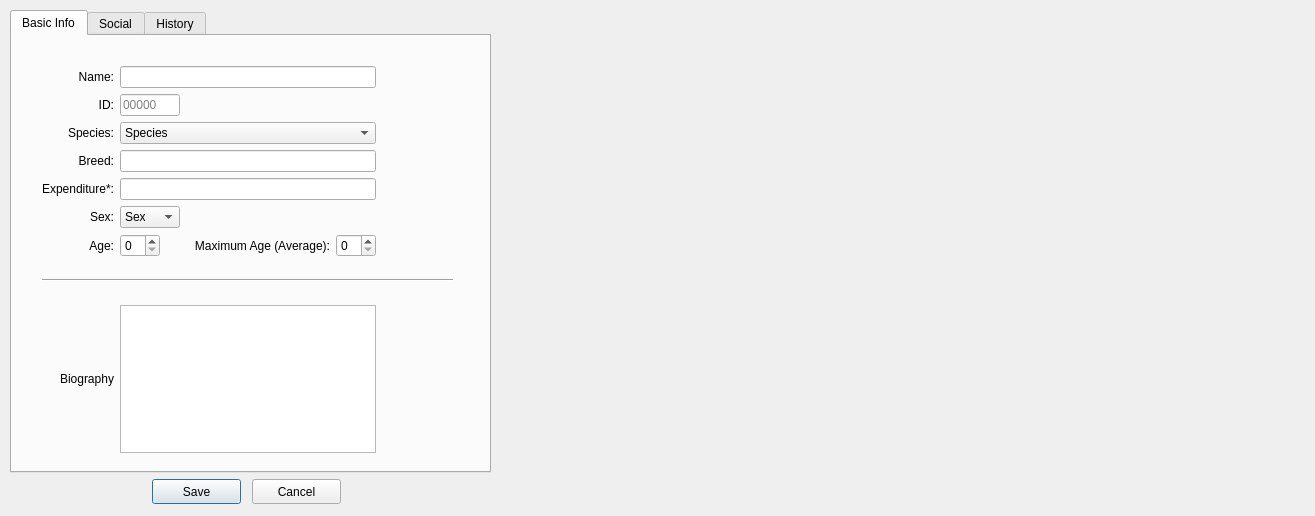
The window that interface/animalinputdialog.ui (ArclightEntertainment/arclight-placeholder) describes before a commit, drawn with Qt 5.
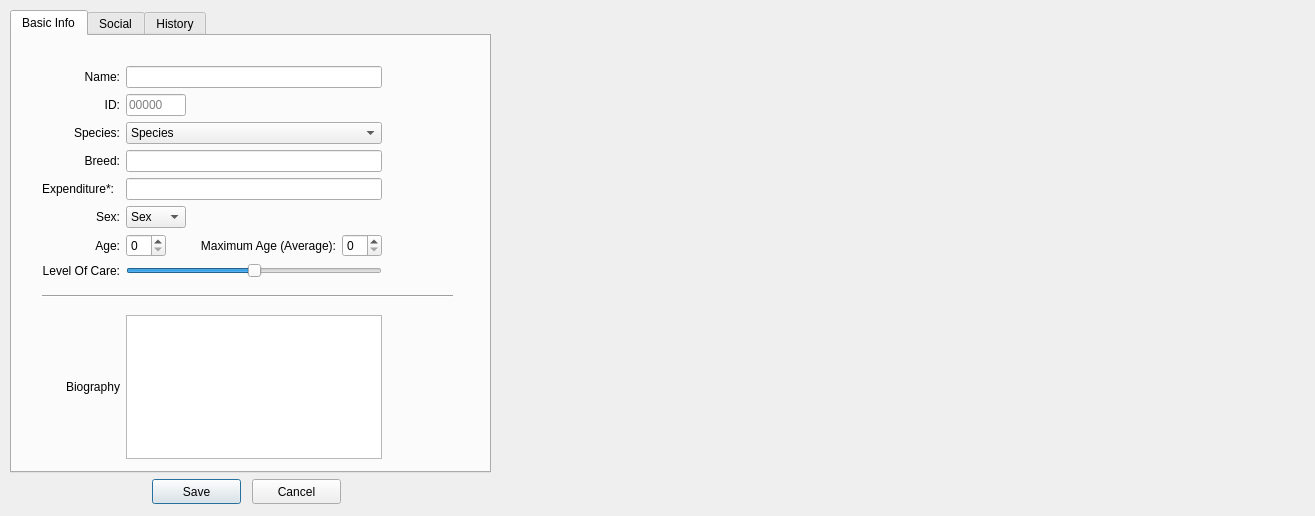
The same window after the commit.

Commit message: fixed error, re-added levelOfCare to Animal

Diff of the .ui file:
```diff
--- a/interface/animalinputdialog.ui
+++ b/interface/animalinputdialog.ui
@@ -367,6 +367,29 @@
            </item>
           </layout>
          </item>
+         <item row="12" column="0">
+          <widget class="QLabel" name="careLabel">
+           <property name="text">
+            <string>Level Of Care:</string>
+           </property>
+           <property name="alignment">
+            <set>Qt::AlignRight|Qt::AlignTrailing|Qt::AlignVCenter</set>
+           </property>
+          </widget>
+         </item>
+         <item row="12" column="1">
+          <widget class="QSlider" name="careSlider">
+           <property name="maximum">
+            <number>2</number>
+           </property>
+           <property name="sliderPosition">
+            <number>1</number>
+           </property>
+           <property name="orientation">
+            <enum>Qt::Horizontal</enum>
+           </property>
+          </widget>
+         </item>
         </layout>
        </widget>
       </widget>
```
The commit also changes 9 other files.
